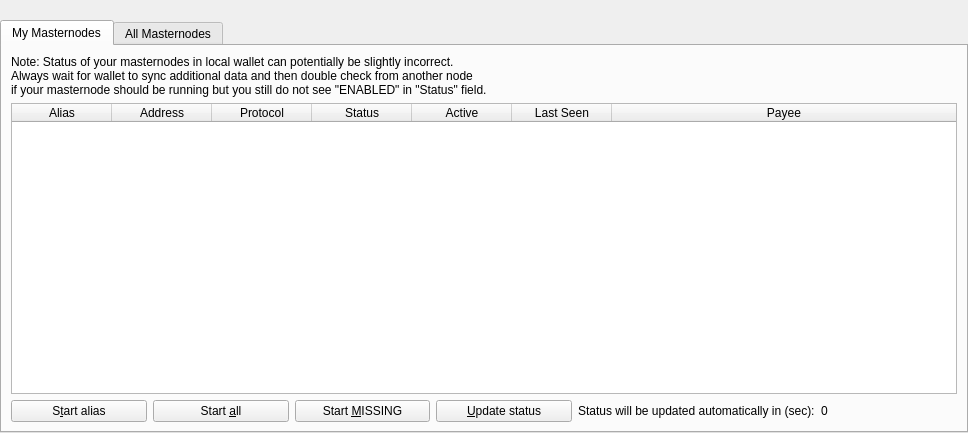
Old version of the form src/qt/forms/masternodelist.ui in the repository theRealDijida/PAC.
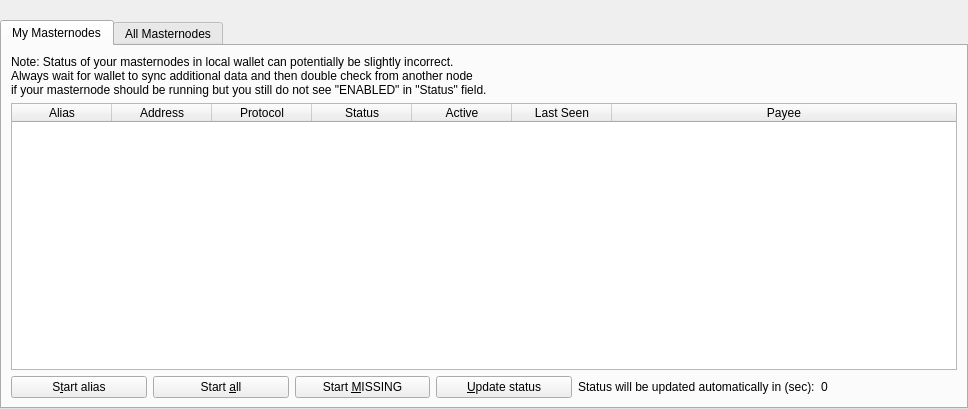
New version of the form.

Diff of the .ui file:
```diff
--- a/src/qt/forms/masternodelist.ui
+++ b/src/qt/forms/masternodelist.ui
@@ -7,7 +7,7 @@
     <x>0</x>
     <y>0</y>
     <width>968</width>
-    <height>433</height>
+    <height>409</height>
    </rect>
   </property>
   <property name="windowTitle">
```
